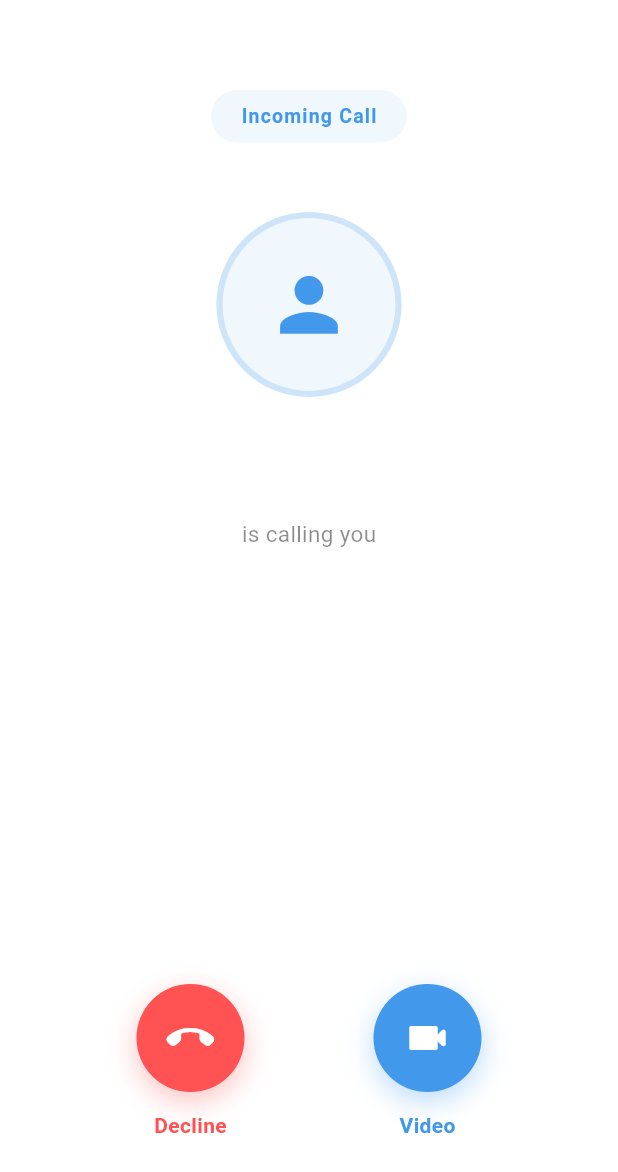
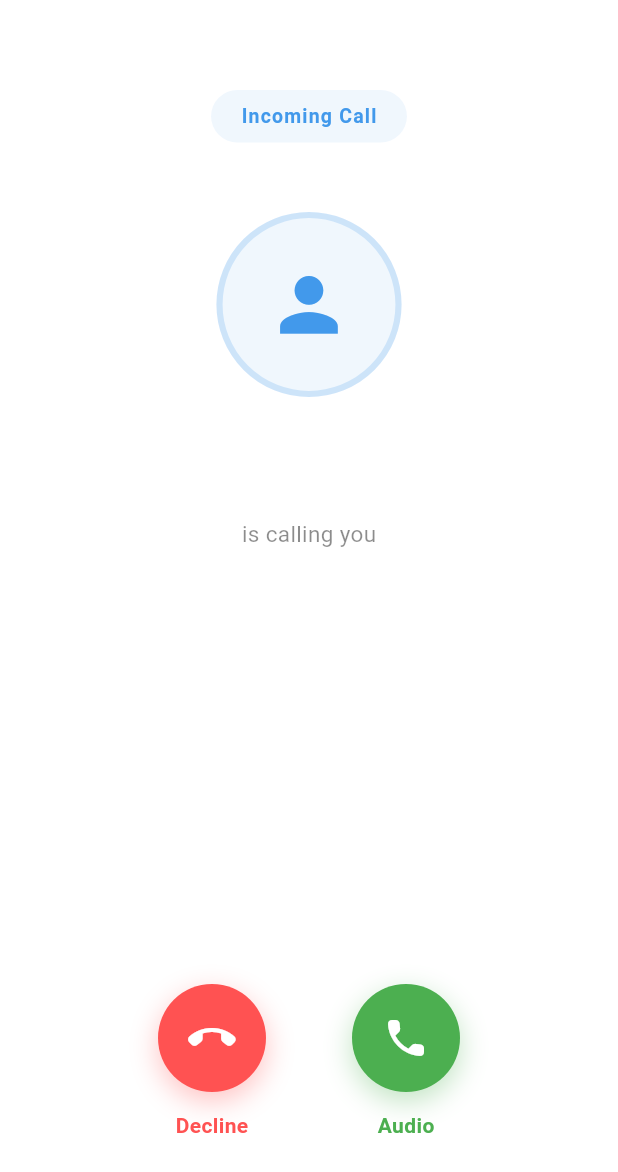
Before and after one commit to tosif121/samvaad, a Flutter app: the IncomingCallScreen screen opened directly with empty values, on a phone screen of 412 x 824 dp. Shown: the top 1172 px of the screen. Run offline on Flutter 3.47's test engine with Material 3 defaults, Android fonts, the phone set to English and light mode, and no system bars; our stand-ins replace device_info_plus, firebase_core, firebase_messaging, flutter_local_notifications, permission_handler, shared_preferences and 1 more; missing offline and left inert: audio_session, dart:html, flutter_callkit_incoming, flutter_webrtc, sip_ua; accounts and stored records are empty.

Commit message:
feat: enable native Flutter audio calling and comment out video call buttons

```diff
--- a/lib/screens/dialpad_screen.dart
+++ b/lib/screens/dialpad_screen.dart
@@ -369,6 +369,7 @@ class _DialpadScreenState extends State<DialpadScreen>
     setState(() {});
   }
 
+  /*
   Future<void> _onVideoCallPressed() async {
     final number = _phoneController.text.trim();
     if (number.isEmpty) return;
@@ -385,9 +386,10 @@ class _DialpadScreenState extends State<DialpadScreen>
     _activeCallNumber = number;
     _isOnCall = true;
     _phoneController.clear();
-    _sip.makeVideoCall(number);
+    _sip.makeCall(number, video: true);
     setState(() {});
   }
+  */
 
   Future<void> _endCall() async {
     await _sip.endCall();
@@ -705,11 +707,13 @@ class _DialpadScreenState extends State<DialpadScreen>
               ],
             ),
           ),
+          /*
           _buildCallButton(
             icon: Icons.videocam_rounded,
             color: cs.primary,
             onTap: _onVideoCallPressed,
           ),
+          */
         ],
       ),
     );
--- a/lib/screens/incoming_call_screen.dart
+++ b/lib/screens/incoming_call_screen.dart
@@ -96,6 +96,7 @@ class _IncomingCallScreenState extends State<IncomingCallScreen>
     }
   }
 
+  /*
   Future<void> _acceptVideoCall() async {
     _dismissed = true;
     _sipSubscription?.cancel();
@@ -113,6 +114,7 @@ class _IncomingCallScreenState extends State<IncomingCallScreen>
       debugPrintStack(stackTrace: st);
     }
   }
+  */
 
   @override
   Widget build(BuildContext context) {
@@ -195,16 +197,14 @@ class _IncomingCallScreenState extends State<IncomingCallScreen>
                     color: cs.error,
                     onTap: _decline,
                   ),
-                  Visibility(
-                    visible: false, // Hidden for VC-only mode
-                    child: _buildActionButton(
-                      context,
-                      icon: Icons.call_rounded,
-                      label: 'Audio',
-                      color: cs.secondary,
-                      onTap: _acceptCall,
-                    ),
+                  _buildActionButton(
+                    context,
+                    icon: Icons.call_rounded,
+                    label: 'Audio',
+                    color: Colors.green,
+                    onTap: _acceptCall,
                   ),
+                  /*
                   _buildActionButton(
                     context,
                     icon: Icons.videocam_rounded,
@@ -212,6 +212,7 @@ class _IncomingCallScreenState extends State<IncomingCallScreen>
                     color: cs.primary,
                     onTap: _acceptVideoCall,
                   ),
+                  */
                 ],
               ),
             ),
```
